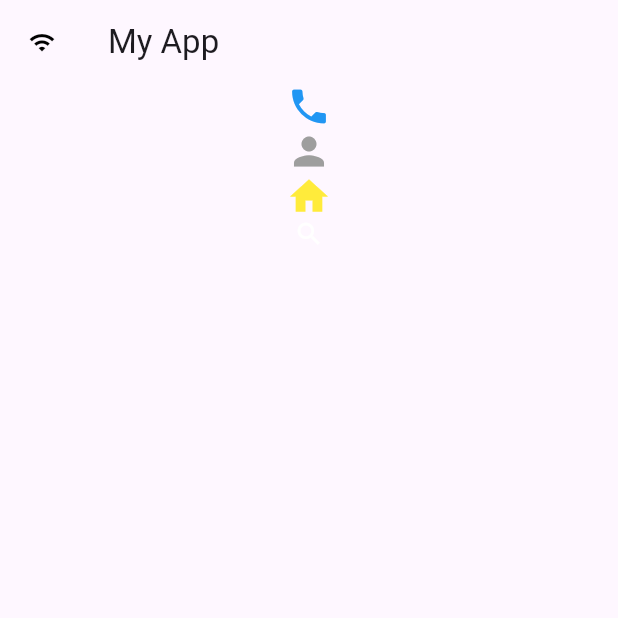
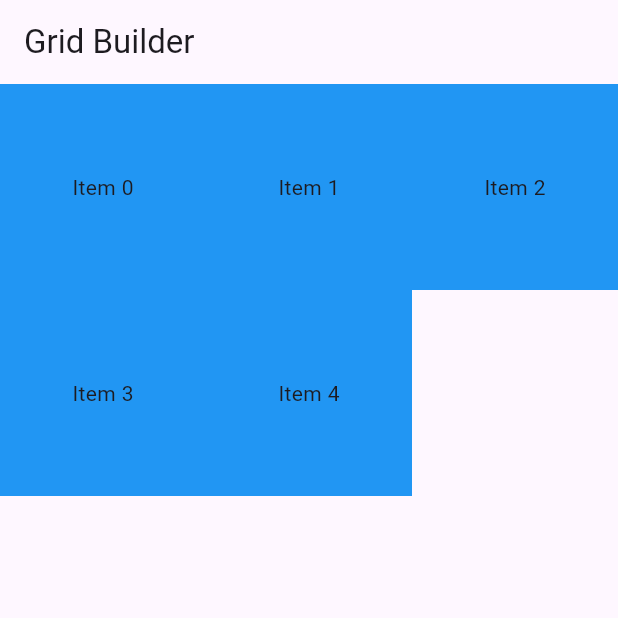
Before and after one commit to mullatoes/flutter-road-map, a Flutter app: the screen it shows after launch, on a phone screen of 412 x 824 dp, the top half of it. Run offline on Flutter 3.47's test engine with Material 2 defaults, Android fonts, the phone set to English and light mode, and no system bars.

Commit message:
Worked on listview and grids

```diff
--- a/lib/main.dart
+++ b/lib/main.dart
@@ -1,10 +1,12 @@
 import 'package:flutter/material.dart';
+import 'package:learn_flutter/screen/grids/grid_builder.dart';
+import 'package:learn_flutter/screen/grids/working_with_grids.dart';
+import 'package:learn_flutter/screen/working_listview_builder.dart';
+import 'package:learn_flutter/screen/working_with_listview.dart';
 import 'mystateless.dart';
-
 
 //Stateless widgets - Doesn't change e.g Text("Coming Home")
 //Stateful widgets - They change
-
 
 void main() {
   runApp(const MyApp());
@@ -17,12 +19,12 @@ class MyApp extends StatelessWidget {
   @override
   Widget build(BuildContext context) {
     return MaterialApp(
-      title: 'Flutter Demo',
-      theme: ThemeData(
-        colorScheme: ColorScheme.fromSeed(seedColor: Colors.deepPurple),
-        useMaterial3: true,
-      ),
-      home: const MyStateLessWidget()
-    );
+        title: 'Flutter Demo',
+        theme: ThemeData(
+          colorScheme: ColorScheme.fromSeed(seedColor: Colors.deepPurple),
+          useMaterial3: true,
+        ),
+        home:
+            const GridBuilder()); //Change this to the screen you want to test with
   }
 }
--- a/lib/mystateless.dart
+++ b/lib/mystateless.dart
@@ -28,6 +28,7 @@ class MyStateLessWidget extends StatelessWidget {
             color: Colors.grey,
             size: 30,
           ),
+          SizedBox(height: 20),
           const Icon(
             Icons.home,
             color: Colors.yellow,
--- /dev/null
+++ b/lib/screen/grids/grid_builder.dart
@@ -0,0 +1,43 @@
+import 'package:flutter/material.dart';
+
+class GridBuilder extends StatefulWidget {
+  const GridBuilder({super.key});
+
+  @override
+  State<GridBuilder> createState() => _GridBuilderState();
+}
+
+class _GridBuilderState extends State<GridBuilder> {
+  int columns = 2;
+
+  var cars = ['A', 'B', 'C', 'D', 'E'];
+
+  @override
+  Widget build(BuildContext context) {
+    return Scaffold(
+      appBar: AppBar(
+        title: Text(
+          'Grid Builder',
+        ),
+      ),
+      body: Center(
+        child: GridView.builder(
+          gridDelegate: SliverGridDelegateWithMaxCrossAxisExtent(
+            maxCrossAxisExtent: 150, // maximum width of each item
+          ),
+          itemCount: cars.length,
+          itemBuilder: (context, index) {
+            return Container(
+              color: Colors.blue,
+              child: Center(
+                child: Text(
+                  'Item $index',
+                ),
+              ),
+            );
+          },
+        ),
+      ),
+    );
+  }
+}
```
Also changed, not shown: lib/screen/grids/working_with_grids.dart (added, +37 -0 lines), lib/screen/separating_listview_with_divider.dart (added, +34 -0 lines), lib/screen/singlechildscrollview/sample.dart (added, +35 -0 lines), lib/screen/working_listview_builder.dart (added, +31 -0 lines), lib/screen/working_with_listview.dart (added, +48 -0 lines).
